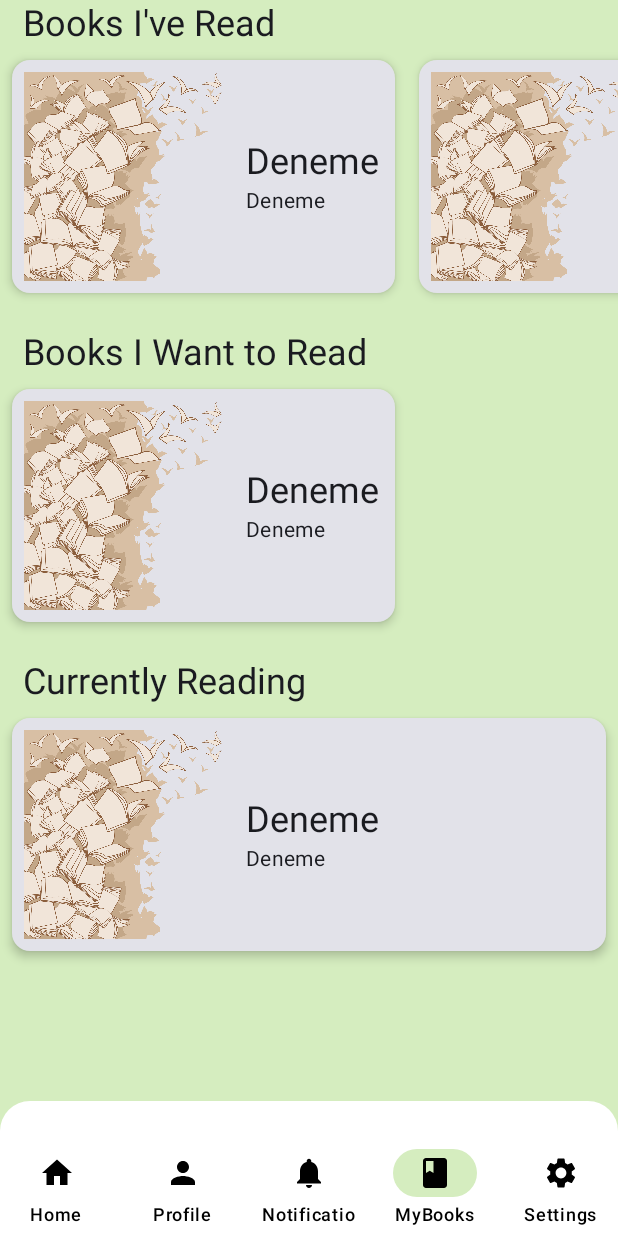
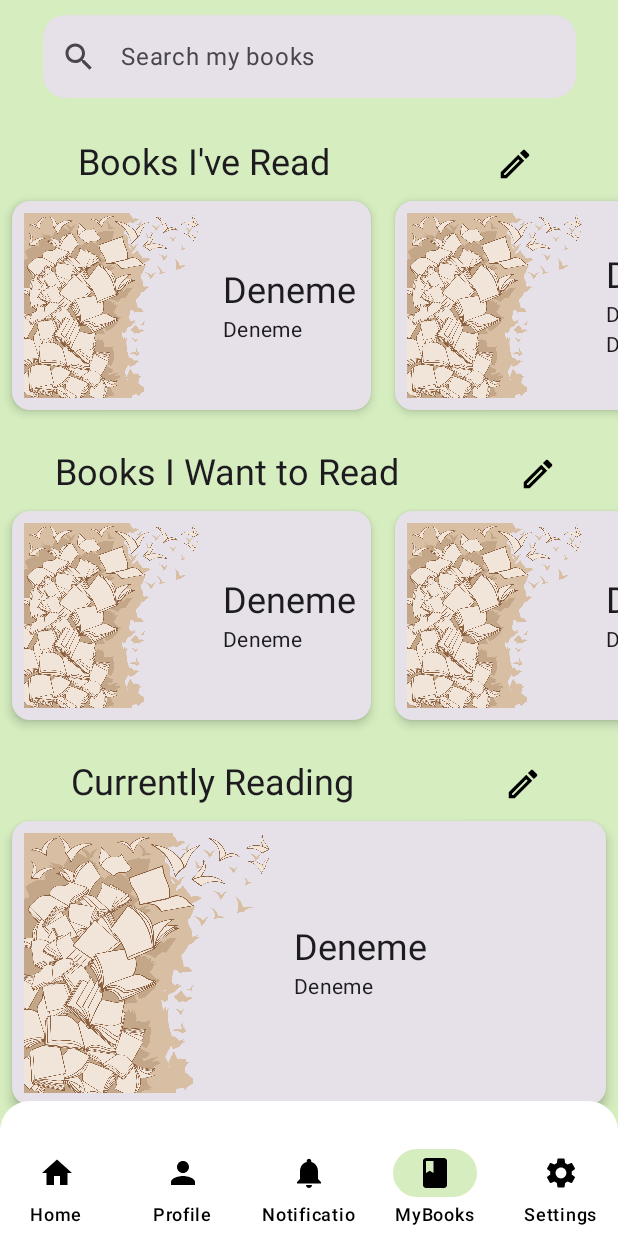
Before and after one commit to Azadkl/bookNest, an Android app built with Jetpack Compose: the BottomBarScreen screen opened through its navigation route, item 4 of the bottom bar chosen, on a phone screen of 412 x 824 dp. Run offline under Robolectric (Android 15) with nearby library versions, the phone set to English and light mode, and no system bars.

Commit message:
MyBooks sayfası arama fieldı ve edit iconları yerleştirildi.

```diff
--- a/app/src/main/java/com/example/booknest/MainActivity.kt
+++ b/app/src/main/java/com/example/booknest/MainActivity.kt
@@ -25,7 +25,7 @@ class MainActivity : ComponentActivity() {
         super.onCreate(savedInstanceState)
         enableEdgeToEdge()
         setContent {
-            BookNestTheme(darkTheme = false) {
+            BookNestTheme() {
 
                 Scaffold(modifier = Modifier.fillMaxSize()
                 ) {contentPadding->
--- a/app/src/main/java/com/example/booknest/ui/theme/Theme.kt
+++ b/app/src/main/java/com/example/booknest/ui/theme/Theme.kt
@@ -35,20 +35,21 @@ private val LightColorScheme = lightColorScheme(
 
 @Composable
 fun BookNestTheme(
-    darkTheme: Boolean = isSystemInDarkTheme(),
-    // Dynamic color is available on Android 12+
-    dynamicColor: Boolean = true,
+//    darkTheme: Boolean = isSystemInDarkTheme(),
+//    // Dynamic color is available on Android 12+
+//    dynamicColor: Boolean = true,
     content: @Composable () -> Unit
 ) {
-    val colorScheme = when {
-        dynamicColor && Build.VERSION.SDK_INT >= Build.VERSION_CODES.S -> {
-            val context = LocalContext.current
-            if (darkTheme) dynamicDarkColorScheme(context) else dynamicLightColorScheme(context)
-        }
-
-        darkTheme -> DarkColorScheme
-        else -> LightColorScheme
-    }
+    val colorScheme = LightColorScheme
+//    val colorScheme = when {
+//        dynamicColor && Build.VERSION.SDK_INT >= Build.VERSION_CODES.S -> {
+//            val context = LocalContext.current
+//            if (darkTheme) dynamicDarkColorScheme(context) else dynamicLightColorScheme(context)
+//        }
+//
+//        darkTheme -> DarkColorScheme
+//        else -> LightColorScheme
+//    }
 
     MaterialTheme(
         colorScheme = colorScheme,
--- a/app/src/main/java/com/example/booknest/view/MyBooksPage.kt
+++ b/app/src/main/java/com/example/booknest/view/MyBooksPage.kt
@@ -1,6 +1,9 @@
 package com.example.booknest.view
 
 import androidx.compose.foundation.Image
+import androidx.compose.foundation.border
+import androidx.compose.foundation.focusable
+import androidx.compose.foundation.layout.Arrangement
 import androidx.compose.foundation.layout.Column
 import androidx.compose.foundation.layout.Row
 import androidx.compose.foundation.layout.Spacer
@@ -14,22 +17,49 @@ import androidx.compose.foundation.layout.width
 import androidx.compose.foundation.lazy.LazyColumn
 import androidx.compose.foundation.lazy.LazyRow
 import androidx.compose.foundation.lazy.items
+import androidx.compose.foundation.shape.CircleShape
 import androidx.compose.foundation.shape.RoundedCornerShape
+import androidx.compose.foundation.text.KeyboardActions
+import androidx.compose.foundation.text.KeyboardOptions
+import androidx.compose.material.icons.Icons
+import androidx.compose.material.icons.outlined.Edit
+import androidx.compose.material.icons.outlined.Person
+import androidx.compose.material.icons.outlined.Search
+import androidx.compose.material3.AlertDialogDefaults.shape
+import androidx.compose.material3.Button
+import androidx.compose.material3.ButtonDefaults
 import androidx.compose.material3.Card
 import androidx.compose.material3.CardDefaults
+import androidx.compose.material3.Icon
+import androidx.compose.material3.IconButton
 import androidx.compose.material3.MaterialTheme
+import androidx.compose.material3.OutlinedTextField
 import androidx.compose.material3.Text
+import androidx.compose.material3.TextFieldDefaults
 import androidx.compose.runtime.Composable
+import androidx.compose.runtime.getValue
+import androidx.compose.runtime.mutableStateOf
+import androidx.compose.runtime.remember
+import androidx.compose.runtime.setValue
 import androidx.compose.ui.Alignment
 import androidx.compose.ui.Modifier
 import androidx.compose.ui.draw.clip
+import androidx.compose.ui.focus.FocusDirection
+import androidx.compose.ui.graphics.Color
+import androidx.compose.ui.platform.LocalFocusManager
 import androidx.compose.ui.res.painterResource
+import androidx.compose.ui.text.TextStyle
+import androidx.compose.ui.text.input.ImeAction
 import androidx.compose.ui.unit.dp
+import androidx.compose.ui.unit.sp
 import com.example.booknest.Book
 import com.example.booknest.R
+import com.example.booknest.ui.theme.ButtonColor1
 
 @Composable
 fun MyBooksPage(modifier: Modifier=Modifier) {
+    var search by remember { mutableStateOf("") }
+    val focusManager = LocalFocusManager.current
     val books = listOf(
         Book(
             title = "Deneme",
@@ -53,6 +83,16 @@ fun MyBooksPage(modifier: Modifier=Modifier) {
             author = "Deneme",
             image = ""
         ),
+        Book(
+            title = "Deneme",
+            author = "Deneme",
+            image = ""
+        ),
+        Book(
+            title = "Deneme",
+            author = "Deneme",
+            image = ""
+        ),
     )
 
     val currentlyReadingBook = Book(
@@ -64,27 +104,92 @@ fun MyBooksPage(modifier: Modifier=Modifier) {
 
 
     Column (modifier= Modifier.fillMaxHeight(),
-        horizontalAlignment = Alignment.Start,
+        horizontalAlignment = Alignment.CenterHorizontally,
         ){
-        Text(text = "Books I've Read",style = MaterialTheme.typography.headlineSmall, modifier = Modifier.padding(start = 15.dp))
-        BookList(books = books)
+        OutlinedTextField(
+            value = search,
+            placeholder = { Text("Search my books") },
+            onValueChange = { search = it },
+            modifier = Modifier
+                .padding(top = 10.dp, bottom = 25.dp)
+                .size(width = 355.dp, height = 55.dp)
+                .border(width = 0.dp, color = Color.Transparent)
+                .focusable(),
+            shape = RoundedCornerShape(15.dp),
+
+            colors = TextFieldDefaults.colors(
+                focusedIndicatorColor = Color.Transparent,
+                unfocusedIndicatorColor = Color.Transparent,
+            ),
+            leadingIcon = {
+                Icon(
+                    imageVector = Icons.Outlined.Search,
+                    contentDescription = null
+                )
+            },
+            keyboardOptions = KeyboardOptions(
+                imeAction = ImeAction.Search
+            ),
+
+        )
+        Row (modifier=Modifier.fillMaxWidth(),
+            horizontalArrangement = Arrangement.SpaceAround,
+            verticalAlignment = Alignment.CenterVertically){
+            Text(text = "Books I've Read",style = MaterialTheme.typography.headlineSmall)
+            IconButton(onClick = {},
+                modifier=Modifier.size(35.dp)) {
+                Icon(
+                    imageVector = Icons.Outlined.Edit,
+                    contentDescription = "Edit Icon",
+                    modifier = Modifier.size(25.dp),
+                    tint = Color.Black
+                )
+            }
+        }
+
+        BookList(books = books, modifier = Modifier.size(255.dp, 155.dp))
 
         Spacer(modifier = Modifier.height(16.dp))
-
-        Text(text = "Books I Want to Read", style = MaterialTheme.typography.headlineSmall,modifier = Modifier.padding(start = 15.dp))
-        BookList(books = wantToReadBooks)
+        Row(modifier=Modifier.fillMaxWidth(),
+            horizontalArrangement = Arrangement.SpaceAround,
+            verticalAlignment = Alignment.CenterVertically) {
+            Text(text = "Books I Want to Read", style = MaterialTheme.typography.headlineSmall)
+            IconButton(onClick = {},
+                modifier=Modifier.size(35.dp)) {
+                Icon(
+                    imageVector = Icons.Outlined.Edit,
+                    contentDescription = "Edit Icon",
+                    modifier = Modifier.size(25.dp),
+                    tint = Color.Black
+                )
+            }
+        }
+        BookList(books = wantToReadBooks, modifier = Modifier.size(255.dp, 155.dp))
 
         Spacer(modifier = Modifier.height(16.dp))
-
-        Text(text = "Currently Reading", style = MaterialTheme.typography.headlineSmall,modifier = Modifier.padding(start = 15.dp))
-        BookCard(book = currentlyReadingBook)
+        Row (modifier=Modifier.fillMaxWidth(),
+            horizontalArrangement = Arrangement.SpaceAround,
+            verticalAlignment = Alignment.CenterVertically){
+            Text(text = "Currently Reading", style = MaterialTheme.typography.headlineSmall)
+            IconButton(onClick = {},
+                modifier=Modifier.size(35.dp)) {
+                Icon(
+                    imageVector = Icons.Outlined.Edit,
+                    contentDescription = "Edit Icon",
+                    modifier = Modifier.size(25.dp),
+                    tint = Color.Black
+                )
+            }
+        }
+        BookCard(book = currentlyReadingBook, modifier = Modifier.size(415.dp, 205.dp))
     }
 }
 
 @Composable
-fun BookCard(book: Book){
+fun BookCard(modifier: Modifier=Modifier,book: Book){
         Card(
-            modifier = Modifier.fillMaxWidth().padding(8.dp).size(width = 255.dp, height = 155.dp),
+            modifier = modifier
+                .padding(8.dp),
             elevation = CardDefaults.cardElevation(4.dp)
         ) {
             Row(modifier = Modifier.fillMaxWidth().padding(8.dp),
@@ -110,10 +215,10 @@ fun BookCard(book: Book){
         }
 }
 @Composable
-fun BookList(books: List<Book>){
-    LazyRow  {
+fun BookList(modifier: Modifier=Modifier,books: List<Book>){
+    LazyRow (modifier = Modifier){
         items(books){
-            book-> BookCard(book = book)
+            book-> BookCard(book = book,modifier = Modifier.size(255.dp, 155.dp))
         }
     }
 }
--- a/app/src/main/java/com/example/booknest/view/SignInScreen.kt
+++ b/app/src/main/java/com/example/booknest/view/SignInScreen.kt
@@ -95,7 +95,7 @@ fun SignInScreen(navController: NavController) {
             }
             Column(
                 modifier = Modifier.fillMaxSize()
-                    .clip(RoundedCornerShape(topStart = 80.dp, topEnd = 80.dp))
+                    .clip(RoundedCornerShape(topStart = 60.dp, topEnd = 60.dp))
                     .background(ButtonColor2),
                 horizontalAlignment = Alignment.CenterHorizontally
             )
--- a/app/src/main/java/com/example/booknest/view/SignUpScreen.kt
+++ b/app/src/main/java/com/example/booknest/view/SignUpScreen.kt
@@ -103,7 +103,7 @@ fun SignUpScreen(navController: NavController) {
                 modifier = Modifier
                     .fillMaxSize()
                     .padding(top = 25.dp)
-                    .clip(RoundedCornerShape(topStart = 80.dp, topEnd = 80.dp))
+                    .clip(RoundedCornerShape(topStart = 60.dp, topEnd = 60.dp))
                     .background(ButtonColor1),
                 horizontalAlignment = Alignment.CenterHorizontally
             ) {
```
